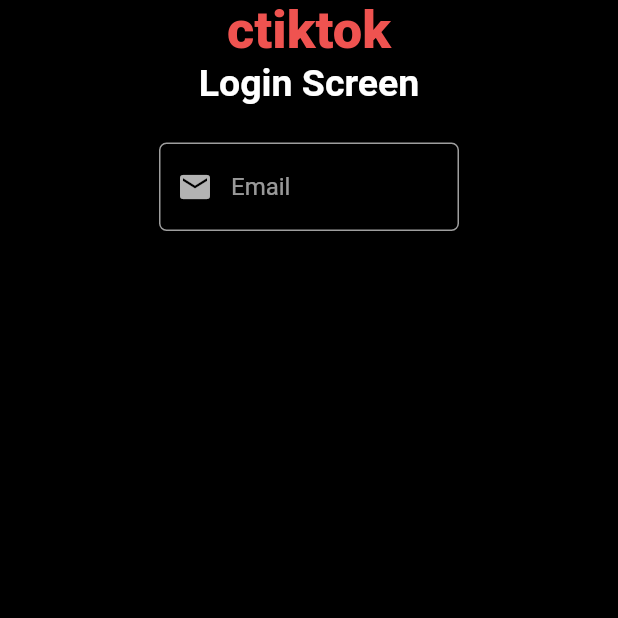
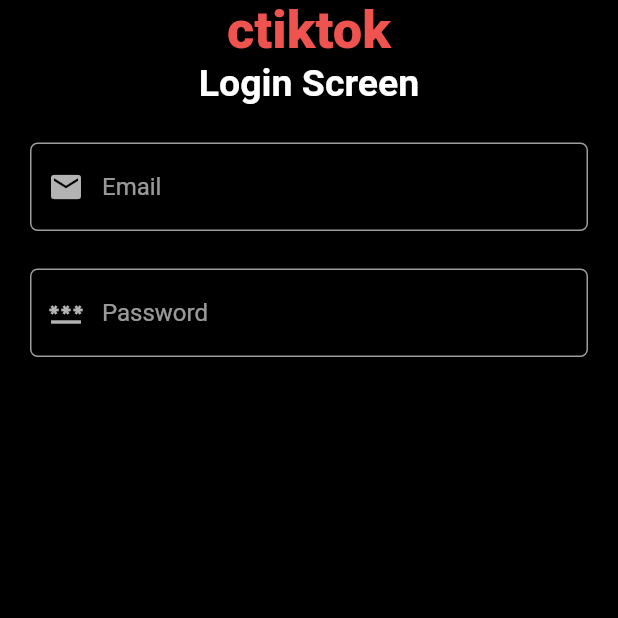
Before and after one commit to ekusiadadus/ctiktok, a Flutter app: the screen it shows after launch, on a phone screen of 412 x 824 dp, the top half of it. Run offline on Flutter 3.47's test engine with Material 2 defaults, Android fonts, the phone set to English and light mode, and no system bars.

Commit message:
feat: :password: add password field

```diff
--- a/lib/views/screens/auth/login_screen.dart
+++ b/lib/views/screens/auth/login_screen.dart
@@ -34,10 +34,25 @@ class LoginScreen extends StatelessWidget {
               height: 25,
             ),
             Container(
+              width: MediaQuery.of(context).size.width,
+              margin: const EdgeInsets.symmetric(horizontal: 20),
               child: TextInputField(
                 hintText: 'Email',
                 controller: _emailController,
                 icon: Icons.email,
+              ),
+            ),
+            const SizedBox(
+              height: 25,
+            ),
+            Container(
+              width: MediaQuery.of(context).size.width,
+              margin: const EdgeInsets.symmetric(horizontal: 20),
+              child: TextInputField(
+                hintText: 'Password',
+                controller: _passwordController,
+                obscureText: true,
+                icon: Icons.password,
               ),
             ),
           ],
```
